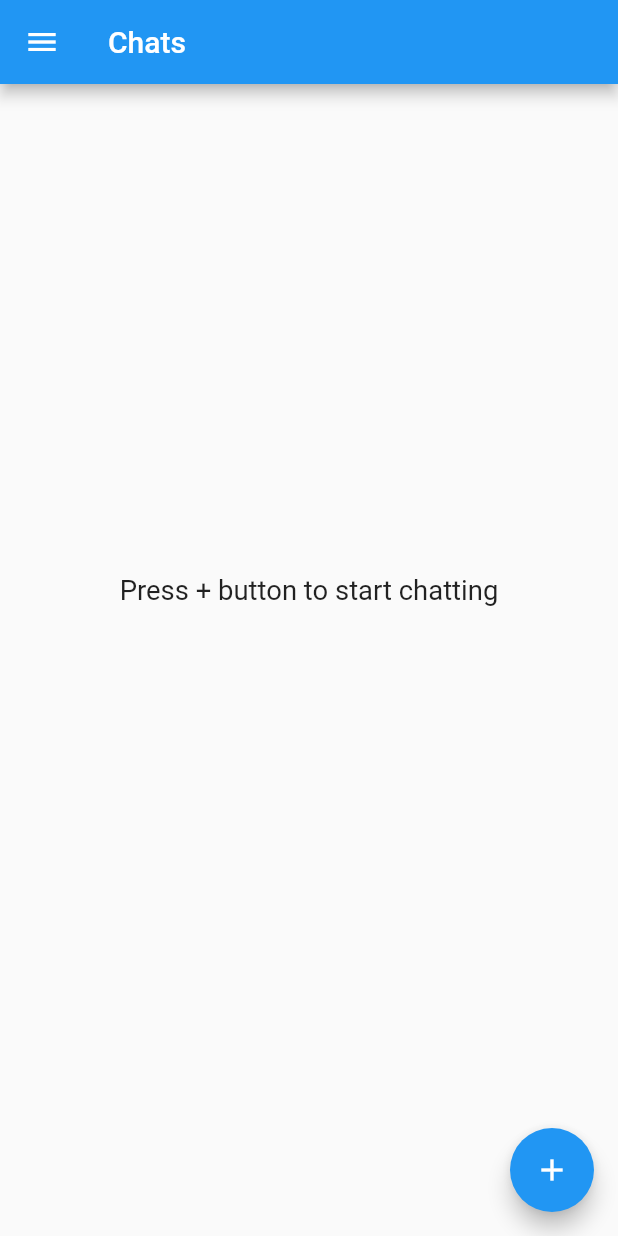
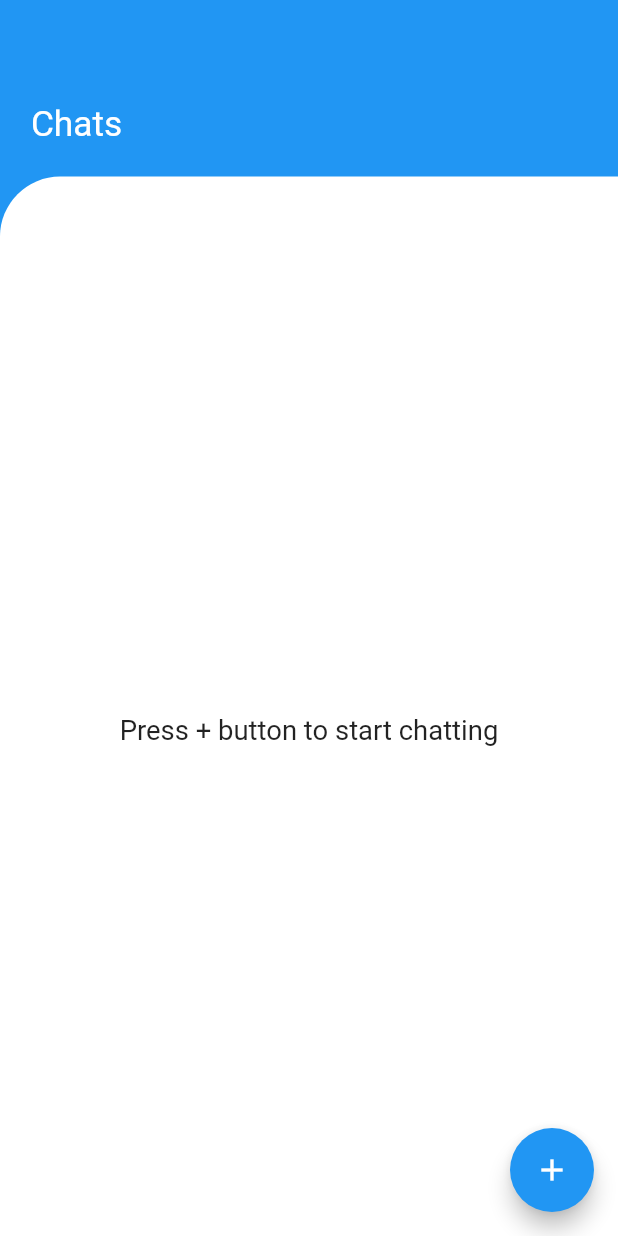
Before and after one commit to waliseddiqi/ChatAppFrontEnd, a Flutter app: the ChatMain screen opened directly, on a phone screen of 412 x 824 dp. Run offline on Flutter 3.47's test engine with Material 2 defaults, Android fonts, the phone set to English and light mode, and no system bars; our stand-ins replace connectivity, hive, hive_flutter, shared_preferences, socket_io_client; accounts and stored records are empty; generated files the repository leaves out were written again; network calls fail.

Commit message:
some UI changes added

```diff
--- a/lib/UI/chat_main.dart
+++ b/lib/UI/chat_main.dart
@@ -64,7 +64,7 @@ var body=parsed['data'];
 print("message recieved");
 print(parsed['data']);
 var box =  Hive.box(chat_Box);
-LocalChat chat=new LocalChat(id: "${body['userid']}",userName: "${body['username']}");
+LocalChat chat=new LocalChat(id: "${body['userid']}",userName: "${body['username']}",);
 bool isChat=box.containsKey("${body['userid']}");
    setState(() {
     LocalMessage message=new LocalMessage();
@@ -142,33 +142,97 @@ void initState() {
         drawer: Drawer(
 
         ),
-        appBar: AppBar(
-          title: Text("Chats"),
 
+       body: Center(
+          child: Container(
+            width: size.width,
+            height: size.height,
+            child: Stack(
+              children: [
+                  Positioned(
+                  top: 0,
+                  right: 0,
+                  child: Container(
+                  height: size.height/5,
+                  width: size.width,
+                  child: Center(
+                    child: Container(
+                      margin: EdgeInsets.only(left: size.width/20),
+                      child: Row(
+
+                        children: [
+                          Text("Chats",style: TextStyle(fontSize: size.height/35,color: Colors.white)),
+                        ],
                       ),
-       body: Center(
-          child: Column(
-            children: [
+                    ),
+                  ),
+                  decoration: BoxDecoration(
+                  color: Colors.blue,
+                  ///borderRadius: BorderRadius.only(bottomLeft: Radius.circular(300)),
+                  ),
+                ),
+                ),
+                Container(
+                    height: size.height/1.15,
+                    width: size.width,
+                    margin: EdgeInsets.only(top: size.height/7),
+                    decoration: BoxDecoration(
+                    color: Colors.white,
+                    borderRadius: BorderRadius.only(topLeft: Radius.circular(40)),
+                  ),
 
-              Container(
-                width: size.width,
-                height: size.height/1.22,
                   child: ValueListenableBuilder(
                      valueListenable: Hive.box(chat_Box).listenable(),
                        builder: (context, box, widget) {
                        return
                        Container(
-                      height: size.height/1.3,
+                        height: size.height/1.5,
                         width: size.width,
+                        margin: EdgeInsets.only(top: size.height/26),
                      child: box.keys.toList().length==0?
                     Center(child: Text("Press + button to start chatting",style: TextStyle(fontSize: size.height/45),),):
                       ListView.builder(
-                     itemCount: box.keys.toList().length,
+                        padding: EdgeInsets.zero,
+                       itemCount:box.keys.toList().length,
                        itemBuilder: (context, index) {
                       final key=box.keys.toList()[index];
                        final value=box.get(key)  as LocalChat;
 
-                       return GestureDetector(
+                         return
+
+                          Center(
+                            child: Column(
+                              children: [
+                               index==0?SizedBox(): Divider(
+                                  thickness: 1,
+                                  color: Colors.black,
+                                ),
+                                Container(
+
+                                  height: size.height/10,
+                                  width: size.width/1.1,
+                                  child: ListTile(
+                                    leading: Icon(Icons.account_circle,size: size.height/15,),
+                                    title: Text("${value.userName}",style: TextStyle(fontSize: size.height/45),),
+                                    subtitle: Text("Last message"),
+                                    trailing: Text("time"),
+                                  ),
+                                 /* child: Row(
+                                    children: [
+                                      Container(
+                                        child: Icon(Icons.account_circle,size: size.height/15,),
+                                      )
+                                    ],
+                                  ),*/
+
+
+                                ),
+                              ],
+                            ),
+                          );
+
+
+                          /*GestureDetector(
                            onTap: (){
 
                             Navigator.pushReplacement(context, MaterialPageRoute(builder: (context)
@@ -181,7 +245,7 @@ void initState() {
                                     )));
                                     //navigate to chatmessage page then in there save every single message inside message header and
                                     //load messages when navigation happens to that page with hive open box and key is users id that
-                                  //that is unique ***/
+                                    //that is unique
 
 
                            },
@@ -191,7 +255,7 @@ void initState() {
                              color: Colors.blueAccent,
                              child: Text("${value.userName}",style: TextStyle(color: Colors.white,fontSize: size.height/40),),
                            ),
-                       );
+                         );*/
                        },
                       ));
 
@@ -199,8 +263,11 @@ void initState() {
 
 
                        }),
-              )
+                ),
+
+
               ],
+            ),
           ),
        ),
   floatingActionButton: FloatingActionButton(
--- a/lib/models/local_chat.dart
+++ b/lib/models/local_chat.dart
@@ -7,8 +7,9 @@ class LocalChat{
   final String id;
   @HiveField(1)
   final String userName;
-
-  LocalChat({this.id, this.userName});
+  @HiveField(2)
+  final bool isread;
+  LocalChat( {this.id, this.userName,this.isread,});
 
 
 }
```
Also changed, not shown: lib/models/local_chat.g.dart. Lines whose indentation alone changed are shown as unchanged.
